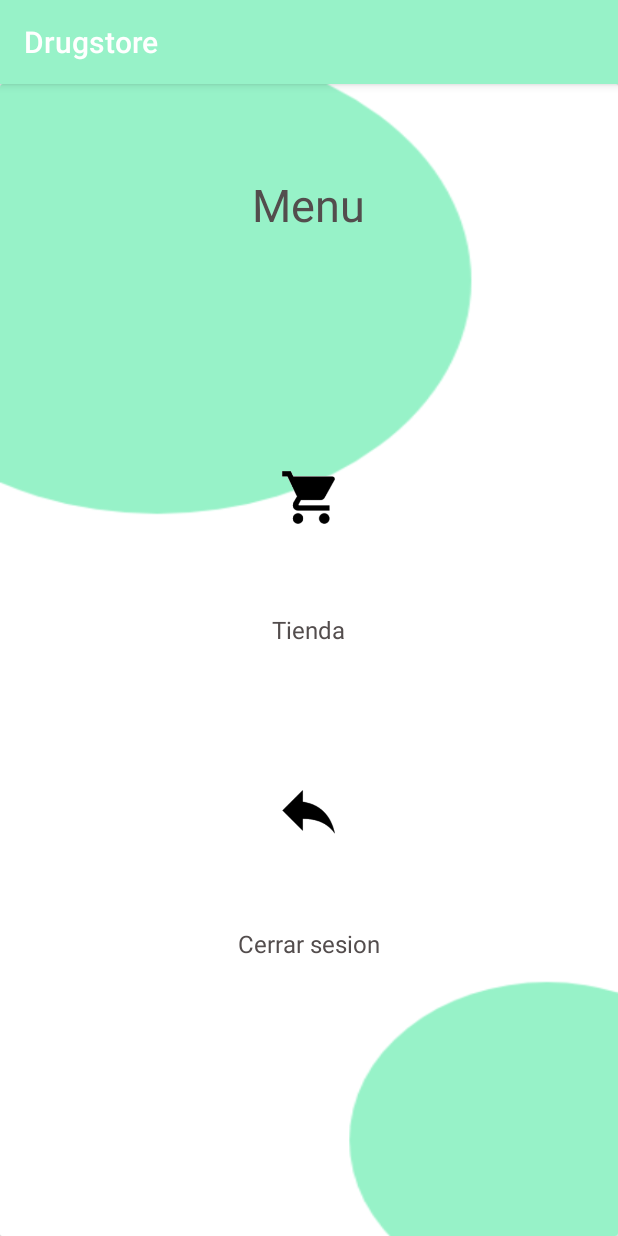
After one commit to ProyectoAEF/Drugstore, an Android app: the Menu screen opened directly, with no data from a screen before it, on a phone screen of 412 x 824 dp. The commit adds this screen. Run offline under Robolectric (Android 15) with nearby library versions, the phone set to English and light mode, and no system bars; our stand-ins replace Firebase (no records; nobody signed in at launch, a user with empty details on screens opened directly).

Commit message:
version_menu

```diff
--- a/app/src/main/AndroidManifest.xml
+++ b/app/src/main/AndroidManifest.xml
@@ -9,6 +9,8 @@
         android:roundIcon="@mipmap/ic_launcher_round"
         android:supportsRtl="true"
         android:theme="@style/AppTheme">
+        <activity android:name=".Tienda"></activity>
+        <activity android:name=".Menu" />
         <activity android:name=".ForgotPassActivity" />
         <activity android:name=".MainActivity" />
         <activity android:name=".RegisterActivity" />
--- a/app/src/main/java/com/example/drugstore/ForgotPassActivity.kt
+++ b/app/src/main/java/com/example/drugstore/ForgotPassActivity.kt
@@ -34,7 +34,8 @@ class ForgotPassActivity : AppCompatActivity() {
 
                     if(task.isSuccessful){
                         progressBar.visibility=View.VISIBLE
-                        startActivity(Intent(this,MainActivity::class.java))
+                        finish()
+                        startActivity(Intent(this,LoginActivity::class.java))
                     }else{
                         Toast.makeText(this,"Error al enviar Email",Toast.LENGTH_LONG).show()
                     }
--- a/app/src/main/java/com/example/drugstore/LoginActivity.kt
+++ b/app/src/main/java/com/example/drugstore/LoginActivity.kt
@@ -59,6 +59,6 @@ class LoginActivity : AppCompatActivity() {
     }
     private fun action(){
         finish()
-        startActivity(Intent(this,MainActivity::class.java))
+        startActivity(Intent(this,Menu::class.java))
     }
 }
--- /dev/null
+++ b/app/src/main/java/com/example/drugstore/Menu.kt
@@ -0,0 +1,35 @@
+package com.example.drugstore
+
+import android.content.Intent
+import androidx.appcompat.app.AppCompatActivity
+import android.os.Bundle
+import android.view.View
+import android.widget.ImageView
+import com.google.firebase.auth.FirebaseAuth
+class Menu : AppCompatActivity() {
+    private lateinit var buy:ImageView
+    private lateinit var log_out:ImageView
+    private lateinit var mFirebaseAuth: FirebaseAuth
+    override fun onCreate(savedInstanceState: Bundle?) {
+        super.onCreate(savedInstanceState)
+        setContentView(R.layout.activity_menu)
+        buy=findViewById(R.id.buy)
+        log_out=findViewById(R.id.log_out)
+        mFirebaseAuth= FirebaseAuth.getInstance()
+        buy.setOnClickListener {
+            startActivity(Intent(this,Tienda::class.java))
+        }
+    }
+    fun logout(view: View){
+        logoutuser()
+    }
+
+    private fun  logoutuser(){
+        mFirebaseAuth.signOut()
+        finish()
+        startActivity(Intent(this,LoginActivity::class.java))
+
+
+
+    }
+}
--- a/app/src/main/res/layout/activity_login.xml
+++ b/app/src/main/res/layout/activity_login.xml
@@ -23,7 +23,7 @@
                 style="?android:attr/progressBarStyleHorizontal"
                 android:layout_width="wrap_content"
                 android:layout_height="wrap_content"
-                android:layout_marginStart="24dp"
+                android:layout_marginStart="35dp"
                 android:layout_marginBottom="16dp"
                 android:indeterminate="true"
                 android:visibility="gone"
@@ -62,10 +62,9 @@
                 android:layout_width="wrap_content"
                 android:layout_height="wrap_content"
                 android:layout_marginTop="48dp"
-                android:background="@color/colorPrimary"
                 android:onClick="login"
                 android:text="Iniciar sesion"
-                android:textColor="@android:color/white"
+                android:textColor="@android:color/black"
                 app:layout_constraintEnd_toEndOf="parent"
                 app:layout_constraintStart_toStartOf="parent"
                 app:layout_constraintTop_toBottomOf="@+id/editTextTextPassword" />
--- /dev/null
+++ b/app/src/main/res/layout/activity_menu.xml
@@ -0,0 +1,92 @@
+<?xml version="1.0" encoding="utf-8"?>
+<LinearLayout xmlns:android="http://schemas.android.com/apk/res/android"
+    xmlns:app="http://schemas.android.com/apk/res-auto"
+    xmlns:tools="http://schemas.android.com/tools"
+    android:layout_width="match_parent"
+    android:layout_height="match_parent"
+    android:orientation="vertical"
+    android:weightSum="6"
+    tools:context=".Menu"
+    >
+
+    <GridLayout
+        android:layout_width="match_parent"
+        android:layout_height="0dp"
+        android:layout_weight="6"
+        android:rowCount="3"
+        android:columnCount="2"
+        >
+        <androidx.cardview.widget.CardView
+            android:layout_width="0dp"
+            android:layout_height="0dp"
+            app:cardBackgroundColor="#fff"
+            android:layout_columnWeight="1"
+            android:layout_rowWeight="1"
+            app:cardElevation="5dp"
+            >
+
+            <LinearLayout
+                android:layout_width="match_parent"
+                android:layout_height="match_parent"
+                android:orientation="vertical"
+                android:background="@drawable/fondo">
+
+                <TextView
+                    android:id="@+id/menu"
+                    android:layout_width="wrap_content"
+                    android:layout_height="wrap_content"
+                    android:layout_marginTop="60dp"
+                    android:layout_gravity="center"
+                    android:textSize="30dp"
+                    android:text="Menu"
+                    android:textColor="#534D4D"/>
+
+                <ImageView
+                    android:id="@+id/buy"
+                    android:layout_width="150dp"
+                    android:layout_height="150dp"
+                    android:layout_row="0"
+                    android:layout_column="0"
+                    android:layout_gravity="center"
+                    android:layout_marginTop="100dp"
+                    android:src="@drawable/tienda"
+                    android:textAlignment="center" />
+                <TextView
+                    android:layout_width="wrap_content"
+                    android:layout_height="wrap_content"
+                    android:text="Tienda"
+                    android:textSize="16sp"
+                    android:layout_marginTop="2dp"
+                    android:textColor="#534D4D"
+                    android:layout_gravity="center" />
+                <ImageView
+                    android:id="@+id/log_out"
+                    android:layout_width="150dp"
+                    android:layout_height="150dp"
+                    android:layout_row="0"
+                    android:layout_column="0"
+                    android:onClick="logout"
+                    android:src="@drawable/log_out"
+                    android:layout_marginTop="35dp"
+                    android:layout_gravity="center"/>
+                <TextView
+                    android:layout_width="wrap_content"
+                    android:layout_height="wrap_content"
+                    android:text="Cerrar sesion"
+                    android:textSize="16sp"
+                    android:layout_marginTop="2dp"
+                    android:textColor="#534D4D"
+                    android:layout_gravity="center"/>
+            </LinearLayout>
+        </androidx.cardview.widget.CardView>
+
+
+
+
+
+
+
+    </GridLayout>
+
+
+</LinearLayout>
--- a/app/src/main/res/layout/activity_register.xml
+++ b/app/src/main/res/layout/activity_register.xml
@@ -7,7 +7,6 @@
     android:layout_width="match_parent">
 
     <androidx.constraintlayout.widget.ConstraintLayout
-        xmlns:tools="http://schemas.android.com/tools"
         android:layout_width="match_parent"
         android:layout_height="wrap_content"
         android:padding="40dp"
@@ -18,8 +17,8 @@
             style="?android:attr/progressBarStyleHorizontal"
             android:layout_width="wrap_content"
             android:layout_height="wrap_content"
-            android:layout_marginStart="37dp"
-            android:layout_marginBottom="14dp"
+            android:layout_marginStart="24dp"
+            android:layout_marginBottom="16dp"
             android:indeterminate="true"
             android:visibility="gone"
             app:layout_constraintBottom_toTopOf="@+id/button"
--- a/app/src/main/res/values/styles.xml
+++ b/app/src/main/res/values/styles.xml
@@ -2,8 +2,8 @@
     <!-- Base application theme. -->
     <style name="AppTheme" parent="Theme.AppCompat.Light.DarkActionBar">
         <!-- Customize your theme here. -->
-        <item name="colorPrimary">@color/colorPrimary</item>
-        <item name="colorPrimaryDark">@color/colorPrimaryDark</item>
+        <item name="colorPrimary">#97F2C8</item>
+        <item name="colorPrimaryDark">#97F2C8</item>
         <item name="colorAccent">@color/colorAccent</item>
     </style>
 
```
Also changed, not shown: app/build.gradle (+6 -2 lines), app/src/main/java/com/example/drugstore/Tienda.kt (added, +11 -0 lines), app/src/main/res/layout/activity_forgot_pass.xml (+15 -8 lines), app/src/main/res/layout/activity_tienda.xml (added, +9 -0 lines), app/src/main/res/drawable/fondo.png (added), app/src/main/res/drawable/log_out.png (added), app/src/main/res/drawable/tienda.png (added).
